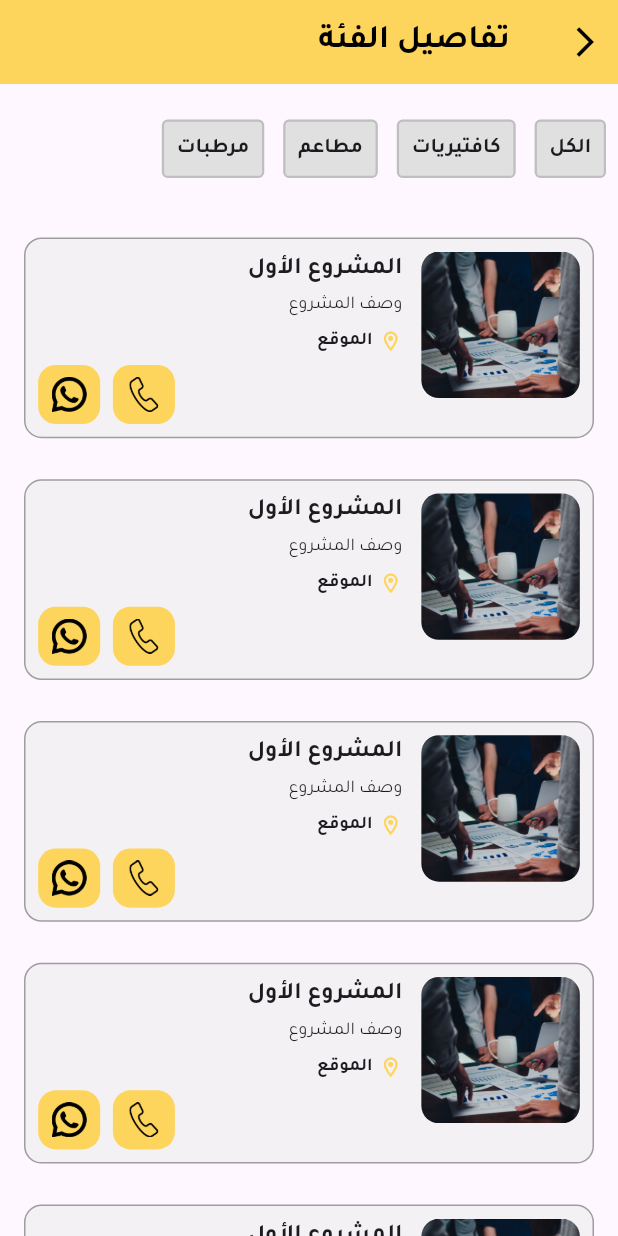
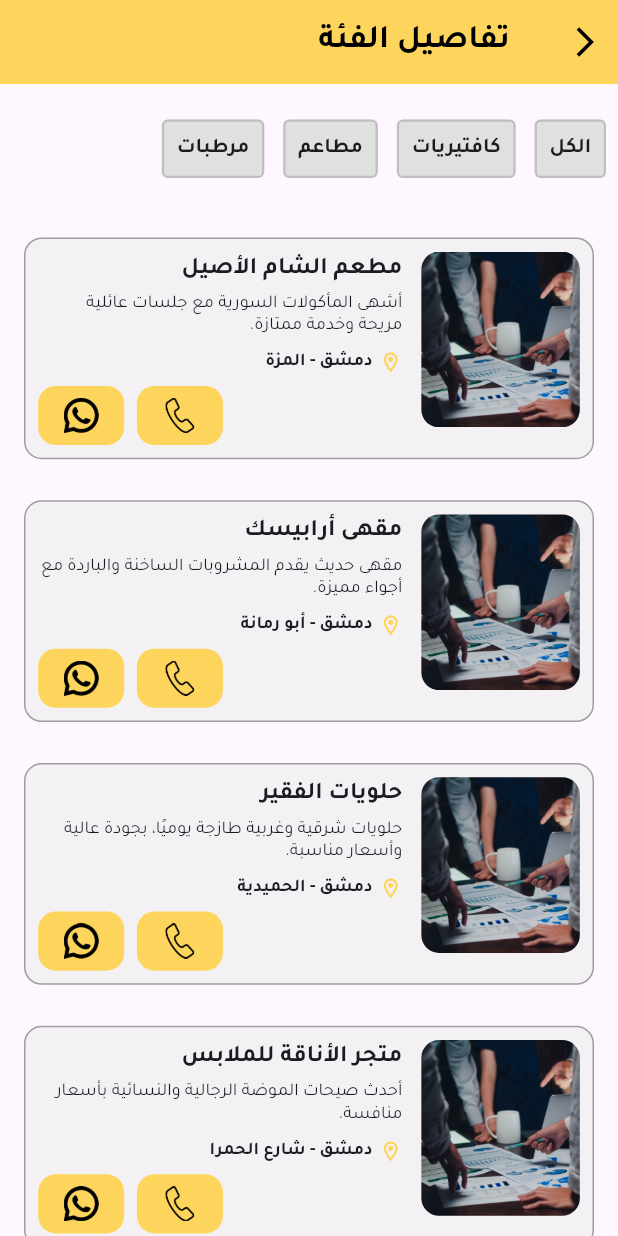
Before and after one commit to kareemzedan-dev/dalel-elsham, a Flutter app: the CategoriesDetailsView screen opened by its route, on a phone screen of 412 x 824 dp. Run offline on Flutter 3.47's test engine with Material 3 defaults, Android fonts, the light colour scheme and no system bars; our stand-ins replace carousel_slider, dots_indicator, flutter_screenutil, font_awesome_flutter.

Commit message:
categories details view design done

```diff
--- a/lib/config/routes/routes_manager.dart
+++ b/lib/config/routes/routes_manager.dart
@@ -2,12 +2,14 @@ import 'package:dalel_elsham/features/home/presentation/views/home_view.dart';
 import 'package:flutter/material.dart';
 
 import '../../features/home/presentation/views/categories_details_view.dart';
+import '../../features/home/presentation/views/project_details_view.dart';
 
 
 class RoutesManager {
   static const String splash = "/";
   static const String home = "home";
   static const String categoriesDetails = "categoriesDetails";
+  static const String projectDetails = "projectDetails";
 
 
   static Route onGenerateRoute(RouteSettings settings) {
@@ -16,6 +18,8 @@ class RoutesManager {
         return MaterialPageRoute(builder: (_) => const HomeView());
         case categoriesDetails:
         return MaterialPageRoute(builder: (_) => const CategoriesDetailsView());
+        case projectDetails:
+        return MaterialPageRoute(builder: (_) => const ProjectDetailsView());
 
       default:
         return MaterialPageRoute(builder: (_) => const Placeholder());
--- a/lib/core/components/contact_button_card.dart
+++ b/lib/core/components/contact_button_card.dart
@@ -17,7 +17,7 @@ class ContactButtonCard extends StatelessWidget {
         borderRadius: BorderRadius.circular(12.r),
       ),
       child: Padding(
-        padding: const EdgeInsets.all(8.0),
+        padding: const EdgeInsets.symmetric(vertical: 8.0,horizontal: 16.0),
         child: Center(
           child: Image(
             image: AssetImage(image),
--- a/lib/core/components/custom_app_bar.dart
+++ b/lib/core/components/custom_app_bar.dart
@@ -1,4 +1,5 @@
 import 'package:flutter/material.dart';
+import 'package:flutter_screenutil/flutter_screenutil.dart';
 import '../utils/colors_manager.dart';
 
 class CustomAppBar extends StatelessWidget implements PreferredSizeWidget {
@@ -6,6 +7,7 @@ class CustomAppBar extends StatelessWidget implements PreferredSizeWidget {
   final bool centerTitle;
   final bool showBackButton;
   final VoidCallback? onBack;
+  final bool showWatch;
 
   const CustomAppBar({
     super.key,
@@ -13,6 +15,7 @@ class CustomAppBar extends StatelessWidget implements PreferredSizeWidget {
     this.centerTitle = false,
     this.showBackButton = true,
     this.onBack,
+    this.showWatch = false,
   });
 
   @override
@@ -21,12 +24,44 @@ class CustomAppBar extends StatelessWidget implements PreferredSizeWidget {
       backgroundColor: ColorsManager.primaryColor,
       elevation: 0,
       centerTitle: centerTitle,
+
+      actions: [
+        if (showWatch)
+          Padding(
+            padding: EdgeInsets.only(left: 16.w),
+            child: Row(
+              textDirection: TextDirection.ltr,
+              crossAxisAlignment: CrossAxisAlignment.center,
+              children: [
+                Icon(
+                  Icons.remove_red_eye,
+                  color: Colors.black,
+                  size: 20.sp,
+                ),
+                SizedBox(width: 4.w),
+                Padding(
+                  padding: const EdgeInsets.only(top: 8.0),
+                  child: Text(
+                    "12",
+                    style: Theme.of(context).textTheme.bodyLarge?.copyWith(
+                      color: Colors.black,
+                      fontWeight: FontWeight.bold,
+                      fontSize: 18.sp,
+                    ),
+                  ),
+                ),
+              ],
+            ),
+          ),
+      ],
+
       leading: showBackButton
           ? IconButton(
-              icon: const Icon(Icons.arrow_back_ios, color: Colors.black),
-              onPressed: onBack ?? () => Navigator.pop(context),
-            )
+        icon: const Icon(Icons.arrow_back_ios, color: Colors.black),
+        onPressed: onBack ?? () => Navigator.pop(context),
+      )
           : null,
+
       title: Text(
         title,
         style: Theme.of(context).textTheme.titleLarge?.copyWith(
--- a/lib/features/home/presentation/widgets/category_project_card.dart
+++ b/lib/features/home/presentation/widgets/category_project_card.dart
@@ -5,11 +5,13 @@ import 'package:flutter_screenutil/flutter_screenutil.dart';
 import '../../../../core/utils/assets_manager.dart';
 
 class CategoryProjectCard extends StatelessWidget {
-  const CategoryProjectCard({super.key,
+  const CategoryProjectCard({
+    super.key,
     required this.title,
     required this.description,
     required this.location,
   });
+
   final String title;
   final String description;
   final String location;
@@ -21,19 +23,18 @@ class CategoryProjectCard extends StatelessWidget {
       decoration: BoxDecoration(
         color: ColorsManager.grey.withOpacity(0.5),
         borderRadius: BorderRadius.circular(12.r),
-        border: Border.all(color: Colors.grey ),
+        border: Border.all(color: Colors.grey),
       ),
       child: Padding(
         padding: EdgeInsets.all(8.w),
         child: Row(
           crossAxisAlignment: CrossAxisAlignment.start,
           children: [
-            // ✅ الصورة بثبات وبدون تمدد
             ClipRRect(
               borderRadius: BorderRadius.circular(12.r),
               child: Image.asset(
                 AssetsManager.project2,
-                height: 100.h,
+                height: 120.h,
                 width: 100.w,
                 fit: BoxFit.cover,
               ),
@@ -55,14 +56,13 @@ class CategoryProjectCard extends StatelessWidget {
                   ),
                   SizedBox(height: 4.h),
 
-                  // ✅ الوصف
                   Text(
                     description,
                     maxLines: 2,
                     overflow: TextOverflow.ellipsis,
                     style: Theme.of(context).textTheme.bodySmall?.copyWith(
                       fontWeight: FontWeight.w400,
-                      height: 1.3,
+                      height: 1.3.h,
                     ),
                   ),
                   SizedBox(height: 8.h),
@@ -91,7 +91,6 @@ class CategoryProjectCard extends StatelessWidget {
                     children: [
                       ContactButtonCard(image: AssetsManager.phoneCall),
                       SizedBox(width: 8.w),
-
                       ContactButtonCard(image: AssetsManager.whatsapp),
                     ],
                   ),
--- a/lib/features/home/presentation/widgets/category_project_card_list.dart
+++ b/lib/features/home/presentation/widgets/category_project_card_list.dart
@@ -7,16 +7,45 @@ class CategoryProjectCardList extends StatelessWidget {
 
   @override
   Widget build(BuildContext context) {
+    final List<Map<String, String>> projects = [
+      {
+        "title": "مطعم الشام الأصيل",
+        "description": "أشهى المأكولات السورية مع جلسات عائلية مريحة وخدمة ممتازة.",
+        "location": "دمشق - المزة"
+      },
+      {
+        "title": "مقهى أرابيسك",
+        "description": "مقهى حديث يقدم المشروبات الساخنة والباردة مع أجواء مميزة.",
+        "location": "دمشق - أبو رمانة"
+      },
+      {
+        "title": "حلويات الفقير",
+        "description": "حلويات شرقية وغربية طازجة يوميًا، بجودة عالية وأسعار مناسبة.",
+        "location": "دمشق - الحميدية"
+      },
+      {
+        "title": "متجر الأناقة للملابس",
+        "description": "أحدث صيحات الموضة الرجالية والنسائية بأسعار منافسة.",
+        "location": "دمشق - شارع الحمرا"
+      },
+      {
+        "title": "مكتبة النجاح",
+        "description": "كل ما تحتاجه من أدوات مدرسية وجامعية وخدمات طباعة وتصوير.",
+        "location": "دمشق - باب توما"
+      },
+    ];
+
     return ListView.separated(
       shrinkWrap: true,
       physics: const NeverScrollableScrollPhysics(),
       separatorBuilder: (context, index) => SizedBox(height: 16.h),
-      itemCount: 10,
+      itemCount: projects.length,
       itemBuilder: (context, index) {
-        return const CategoryProjectCard(
-          title: "المشروع الأول",
-          description: "وصف المشروع",
-          location: "الموقع",
+        final project = projects[index];
+        return CategoryProjectCard(
+          title: project["title"]!,
+          description: project["description"]!,
+          location: project["location"]!,
         );
       },
     );
--- a/lib/features/home/presentation/widgets/custom_fab_notched_shape.dart
+++ b/lib/features/home/presentation/widgets/custom_fab_notched_shape.dart
@@ -9,7 +9,7 @@ class CustomFABNotchedShape extends NotchedShape {
     }
 
     final double fabRadius = guest.width / 2.0;
-    final double notchRadius = fabRadius + 8.0; // حجم القصّة
+    final double notchRadius = fabRadius + 3.0; // حجم القصّة
     final double notchCenter = guest.center.dx;
 
     final double notchStart = notchCenter - notchRadius;
--- a/lib/features/home/presentation/widgets/top_bar_section.dart
+++ b/lib/features/home/presentation/widgets/top_bar_section.dart
@@ -8,13 +8,13 @@ class TopBarSection extends StatelessWidget {
 
   @override
   Widget build(BuildContext context) {
-    return SafeArea( // ✅ يضمن عدم تداخل الشريط مع شريط النظام
+    return SafeArea(
       child: Row(
         children: [
           Builder(
             builder: (context) => GestureDetector(
               onTap: () {
-                Scaffold.of(context).openDrawer(); // ✅ لازم يكون داخل Builder
+                Scaffold.of(context).openDrawer();
               },
               child: Container(
                 decoration: BoxDecoration(
--- a/lib/main.dart
+++ b/lib/main.dart
@@ -38,7 +38,7 @@ class DalelElsham extends StatelessWidget {
           },
 
           onGenerateRoute: RoutesManager.onGenerateRoute,
-          initialRoute: RoutesManager.home,
+          initialRoute: RoutesManager.projectDetails,
         );
       },
     );
```
Also changed, not shown: lib/core/components/search_text_field.dart (+11 -6 lines), lib/features/home/presentation/views/home_view.dart (+18 -7 lines), lib/features/home/presentation/views/project_details_view.dart (added, +17 -0 lines), lib/features/home/presentation/widgets/project_details_view_body.dart (added, +49 -0 lines).
